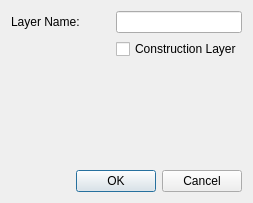
Before: the Qt Designer form librecad/src/ui/dialogs/actions/qg_layerdialog.ui in LibreCAD/LibreCAD, drawn with Qt 5.
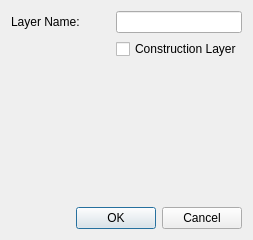
After: the same form once the commit is applied. Custom widgets are drawn as their Qt base class.

Commit message:
UI: Fix window height (#2490)
In Linux last control not visible.

```diff
--- a/librecad/src/ui/dialogs/actions/qg_layerdialog.ui
+++ b/librecad/src/ui/dialogs/actions/qg_layerdialog.ui
@@ -7,7 +7,7 @@
     <x>0</x>
     <y>0</y>
     <width>253</width>
-    <height>203</height>
+    <height>240</height>
    </rect>
   </property>
   <property name="baseSize">
```
